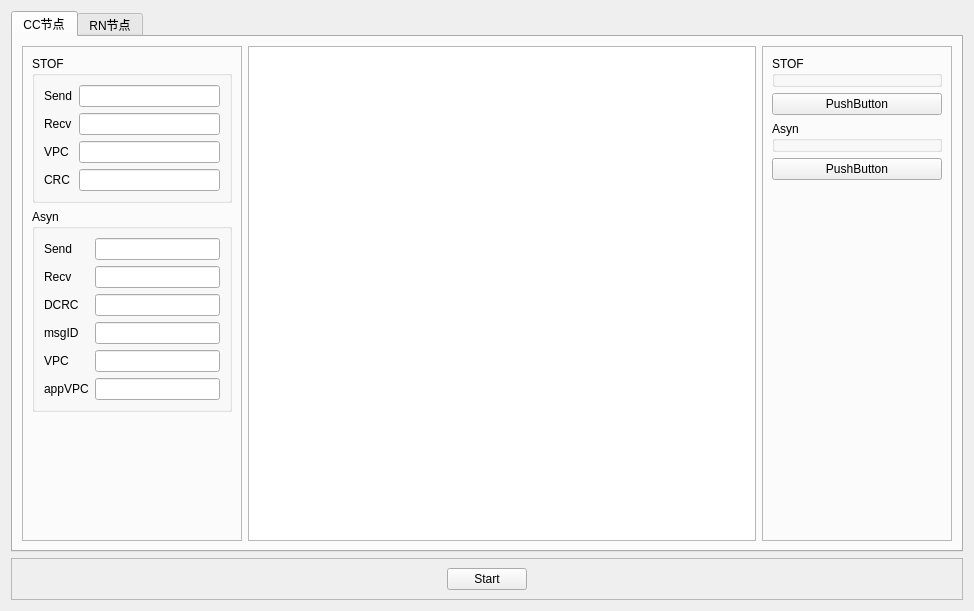
VagrantGeneral/HowToUse1394B, file mainwidget.ui: the form before one commit.
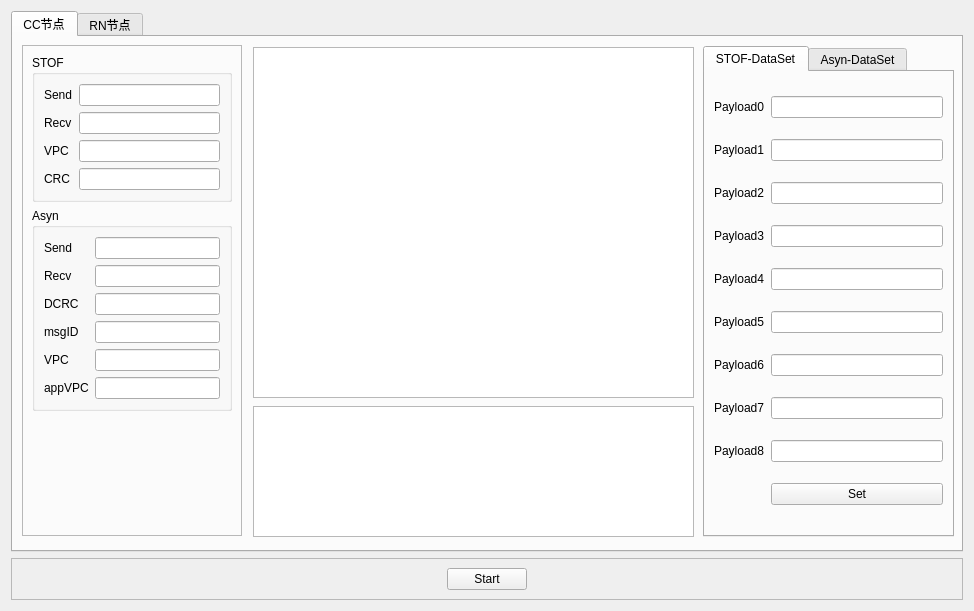
The form after the commit. The open tabs and pages were chosen to show the change.

Commit message: add set data

Diff of the .ui file:
```diff
--- a/mainwidget.ui
+++ b/mainwidget.ui
@@ -17,15 +17,21 @@
    <item>
     <widget class="QTabWidget" name="tabWidget">
      <property name="currentIndex">
-      <number>1</number>
+      <number>0</number>
      </property>
      <widget class="QWidget" name="cctab">
       <attribute name="title">
        <string>CC节点</string>
       </attribute>
-      <layout class="QHBoxLayout" name="horizontalLayout_2">
-       <item>
         <widget class="QFrame" name="ccframe">
+       <property name="geometry">
+        <rect>
+         <x>9</x>
+         <y>8</y>
+         <width>220</width>
+         <height>491</height>
+        </rect>
+       </property>
          <property name="minimumSize">
           <size>
            <width>210</width>
@@ -206,78 +212,181 @@
           </item>
          </layout>
         </widget>
-       </item>
-       <item>
-        <widget class="QTextBrowser" name="ccTextBrow_"/>
-       </item>
-       <item>
-        <widget class="QFrame" name="frame_2">
-         <property name="minimumSize">
-          <size>
-           <width>190</width>
-           <height>0</height>
-          </size>
-         </property>
-         <property name="frameShape">
-          <enum>QFrame::StyledPanel</enum>
-         </property>
-         <property name="frameShadow">
-          <enum>QFrame::Raised</enum>
-         </property>
-         <layout class="QVBoxLayout" name="verticalLayout_5">
-          <item>
-           <widget class="QGroupBox" name="groupBox">
-            <property name="title">
-             <string>STOF</string>
+      <widget class="QTextBrowser" name="ccTextBrow_">
+       <property name="geometry">
+        <rect>
+         <x>240</x>
+         <y>369</y>
+         <width>441</width>
+         <height>131</height>
+        </rect>
+       </property>
+      </widget>
+      <widget class="QTabWidget" name="tabWidget_2">
+       <property name="geometry">
+        <rect>
+         <x>690</x>
+         <y>9</y>
+         <width>251</width>
+         <height>491</height>
+        </rect>
+       </property>
+       <property name="currentIndex">
+        <number>1</number>
+       </property>
+       <widget class="QWidget" name="tab">
+        <attribute name="title">
+         <string>STOF-DataSet</string>
+        </attribute>
+        <layout class="QGridLayout" name="gridLayout_5">
+         <item row="0" column="0">
+          <widget class="QLabel" name="label_21">
+           <property name="text">
+            <string>Payload0</string>
+           </property>
+          </widget>
+         </item>
+         <item row="0" column="1">
+          <widget class="QLineEdit" name="loadedit0_"/>
+         </item>
+         <item row="1" column="0">
+          <widget class="QLabel" name="label_22">
+           <property name="text">
+            <string>Payload1</string>
+           </property>
+          </widget>
+         </item>
+         <item row="1" column="1">
+          <widget class="QLineEdit" name="loadedit1_"/>
+         </item>
+         <item row="2" column="0">
+          <widget class="QLabel" name="label_23">
+           <property name="text">
+            <string>Payload2</string>
+           </property>
+          </widget>
+         </item>
+         <item row="2" column="1">
+          <widget class="QLineEdit" name="loadedit2_"/>
+         </item>
+         <item row="3" column="0">
+          <widget class="QLabel" name="label_24">
+           <property name="text">
+            <string>Payload3</string>
+           </property>
+          </widget>
+         </item>
+         <item row="3" column="1">
+          <widget class="QLineEdit" name="loadedit3_"/>
+         </item>
+         <item row="4" column="0">
+          <widget class="QLabel" name="label_25">
+           <property name="text">
+            <string>Payload4</string>
             </property>
            </widget>
           </item>
-          <item>
-           <widget class="QPushButton" name="pushButton">
+         <item row="4" column="1">
+          <widget class="QLineEdit" name="loadedit4_"/>
+         </item>
+         <item row="5" column="0">
+          <widget class="QLabel" name="label_26">
             <property name="text">
-             <string>PushButton</string>
+            <string>Payload5</string>
             </property>
            </widget>
           </item>
-          <item>
-           <widget class="QGroupBox" name="groupBox_2">
-            <property name="title">
-             <string>Asyn</string>
+         <item row="5" column="1">
+          <widget class="QLineEdit" name="loadedit5_"/>
+         </item>
+         <item row="6" column="0">
+          <widget class="QLabel" name="label_27">
+           <property name="text">
+            <string>Payload6</string>
             </property>
            </widget>
           </item>
-          <item>
-           <widget class="QPushButton" name="pushButton_2">
+         <item row="6" column="1">
+          <widget class="QLineEdit" name="loadedit6_"/>
+         </item>
+         <item row="7" column="0">
+          <widget class="QLabel" name="label_28">
             <property name="text">
-             <string>PushButton</string>
+            <string>Payload7</string>
             </property>
            </widget>
           </item>
-          <item>
-           <spacer name="verticalSpacer_2">
-            <property name="orientation">
-             <enum>Qt::Vertical</enum>
-            </property>
-            <property name="sizeHint" stdset="0">
-             <size>
-              <width>20</width>
-              <height>322</height>
-             </size>
-            </property>
-           </spacer>
-          </item>
-         </layout>
-        </widget>
-       </item>
-      </layout>
+         <item row="7" column="1">
+          <widget class="QLineEdit" name="loadedit7_"/>
+         </item>
+         <item row="8" column="0">
+          <widget class="QLabel" name="label_29">
+           <property name="text">
+            <string>Payload8</string>
+           </property>
+          </widget>
+         </item>
+         <item row="8" column="1">
+          <widget class="QLineEdit" name="loadedit8_"/>
+         </item>
+         <item row="9" column="0">
+          <widget class="QLabel" name="label_30">
+           <property name="text">
+            <string/>
+           </property>
+          </widget>
+         </item>
+         <item row="9" column="1">
+          <widget class="QPushButton" name="ccstofdatasetbtn_">
+           <property name="text">
+            <string>Set</string>
+           </property>
+          </widget>
+         </item>
+        </layout>
+       </widget>
+       <widget class="QWidget" name="tab_2">
+        <attribute name="title">
+         <string>Asyn-DataSet</string>
+        </attribute>
+        <layout class="QVBoxLayout" name="verticalLayout_4">
+         <item>
+          <widget class="QTextEdit" name="ccAsynTextedit_"/>
+         </item>
+         <item>
+          <widget class="QPushButton" name="ccasyndatasetbtn_">
+           <property name="text">
+            <string>Set</string>
+           </property>
+          </widget>
+         </item>
+        </layout>
+       </widget>
+      </widget>
+      <widget class="QTableWidget" name="tableWidget">
+       <property name="geometry">
+        <rect>
+         <x>240</x>
+         <y>10</y>
+         <width>441</width>
+         <height>351</height>
+        </rect>
+       </property>
+      </widget>
      </widget>
      <widget class="QWidget" name="rntab">
       <attribute name="title">
        <string>RN节点</string>
       </attribute>
-      <layout class="QHBoxLayout" name="horizontalLayout_3">
-       <item>
         <widget class="QFrame" name="rnframe">
+       <property name="geometry">
+        <rect>
+         <x>9</x>
+         <y>9</y>
+         <width>220</width>
+         <height>490</height>
+        </rect>
+       </property>
          <property name="minimumSize">
           <size>
            <width>210</width>
@@ -454,56 +563,56 @@
           </item>
          </layout>
         </widget>
-       </item>
-       <item>
-        <widget class="QTextBrowser" name="rnTextBrow_"/>
-       </item>
-       <item>
-        <widget class="QFrame" name="frame_3">
-         <property name="minimumSize">
-          <size>
-           <width>190</width>
-           <height>0</height>
-          </size>
-         </property>
-         <property name="frameShape">
-          <enum>QFrame::StyledPanel</enum>
-         </property>
-         <property name="frameShadow">
-          <enum>QFrame::Raised</enum>
-         </property>
-         <layout class="QVBoxLayout" name="verticalLayout_4">
-          <item>
-           <widget class="QGroupBox" name="groupBox_3">
-            <property name="title">
-             <string>Asyn</string>
-            </property>
-           </widget>
+      <widget class="QTextBrowser" name="rnTextBrow_">
+       <property name="geometry">
+        <rect>
+         <x>240</x>
+         <y>379</y>
+         <width>441</width>
+         <height>121</height>
+        </rect>
+       </property>
+      </widget>
+      <widget class="QTabWidget" name="tabWidget_3">
+       <property name="geometry">
+        <rect>
+         <x>690</x>
+         <y>10</y>
+         <width>251</width>
+         <height>491</height>
+        </rect>
+       </property>
+       <property name="currentIndex">
+        <number>0</number>
+       </property>
+       <widget class="QWidget" name="tab_3">
+        <attribute name="title">
+         <string>Asyn-DataSet</string>
+        </attribute>
+        <layout class="QVBoxLayout" name="verticalLayout_5">
+         <item>
+          <widget class="QTextEdit" name="rnAsynTextedit_"/>
           </item>
           <item>
-           <widget class="QPushButton" name="pushButton_3">
+          <widget class="QPushButton" name="rnasyndatasetbtn_">
             <property name="text">
-             <string>PushButton</string>
+            <string>Set</string>
             </property>
            </widget>
           </item>
-          <item>
-           <spacer name="verticalSpacer_4">
-            <property name="orientation">
-             <enum>Qt::Vertical</enum>
-            </property>
-            <property name="sizeHint" stdset="0">
-             <size>
-              <width>20</width>
-              <height>396</height>
-             </size>
-            </property>
-           </spacer>
-          </item>
-         </layout>
-        </widget>
-       </item>
-      </layout>
+        </layout>
+       </widget>
+      </widget>
+      <widget class="QTableWidget" name="tableWidget_2">
+       <property name="geometry">
+        <rect>
+         <x>240</x>
+         <y>11</y>
+         <width>441</width>
+         <height>361</height>
+        </rect>
+       </property>
+      </widget>
      </widget>
     </widget>
    </item>
```
Lines whose indentation alone changed are shown as unchanged. The commit also changes 9 other files.
